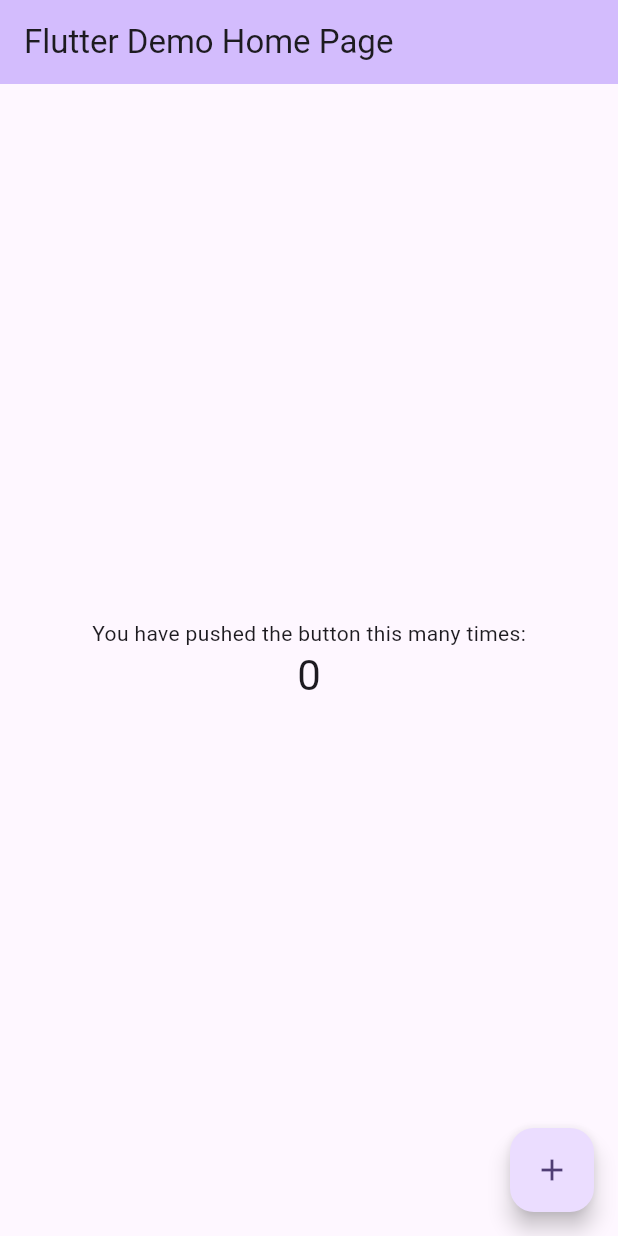
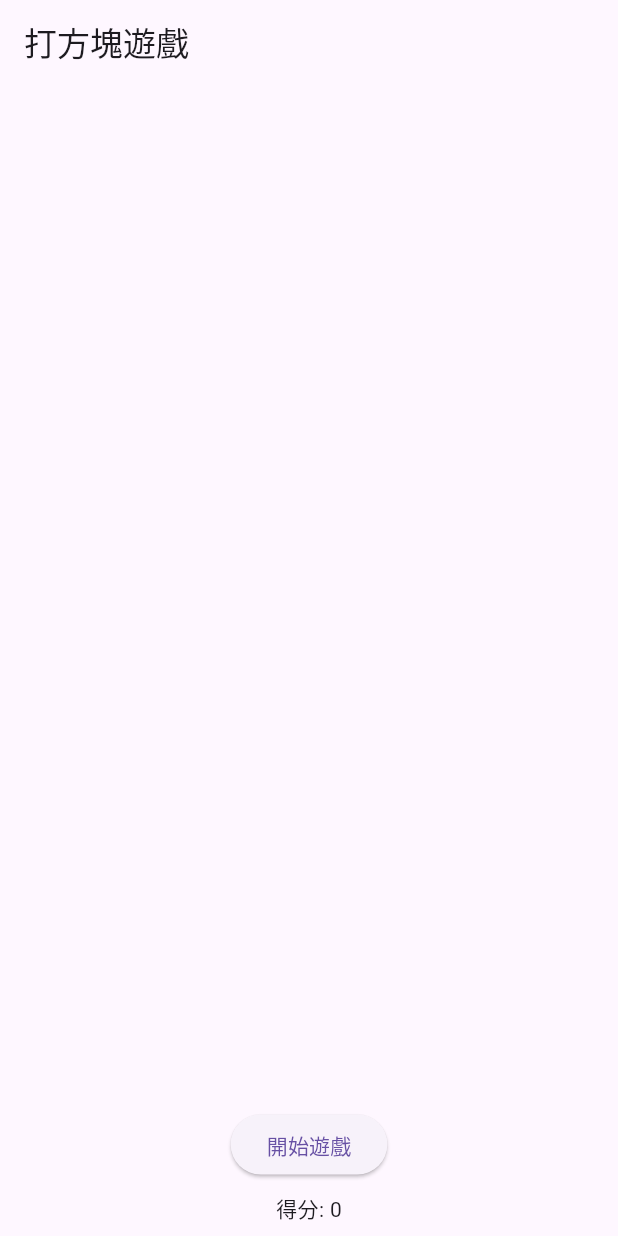
Before and after one commit to 1028ouo/ai_flutter_1, a Flutter app: the screen it shows after launch, on a phone screen of 412 x 824 dp. Run offline on Flutter 3.47's test engine with Material 3 defaults, Android fonts, the phone set to English and light mode, and no system bars.

Commit message:
重構應用程式以新增打方塊遊戲功能，包含計分、倒數計時及遊戲結束提示

```diff
--- a/lib/main.dart
+++ b/lib/main.dart
@@ -1,125 +1,186 @@
 import 'package:flutter/material.dart';
+import 'dart:async';
+import 'dart:math';
 
 void main() {
-  runApp(const MyApp());
+  runApp(MyApp());
 }
 
 class MyApp extends StatelessWidget {
-  const MyApp({super.key});
-
-  // This widget is the root of your application.
   @override
   Widget build(BuildContext context) {
     return MaterialApp(
-      title: 'Flutter Demo',
-      theme: ThemeData(
-        // This is the theme of your application.
-        //
-        // TRY THIS: Try running your application with "flutter run". You'll see
-        // the application has a purple toolbar. Then, without quitting the app,
-        // try changing the seedColor in the colorScheme below to Colors.green
-        // and then invoke "hot reload" (save your changes or press the "hot
-        // reload" button in a Flutter-supported IDE, or press "r" if you used
-        // the command line to start the app).
-        //
-        // Notice that the counter didn't reset back to zero; the application
-        // state is not lost during the reload. To reset the state, use hot
-        // restart instead.
-        //
-        // This works for code too, not just values: Most code changes can be
-        // tested with just a hot reload.
-        colorScheme: ColorScheme.fromSeed(seedColor: Colors.deepPurple),
-        useMaterial3: true,
-      ),
-      home: const MyHomePage(title: 'Flutter Demo Home Page'),
+      home: GamePage(),
     );
   }
 }
 
-class MyHomePage extends StatefulWidget {
-  const MyHomePage({super.key, required this.title});
+class GamePage extends StatefulWidget {
+  @override
+  _GamePageState createState() => _GamePageState();
+}
 
-  // This widget is the home page of your application. It is stateful, meaning
-  // that it has a State object (defined below) that contains fields that affect
-  // how it looks.
-
-  // This class is the configuration for the state. It holds the values (in this
-  // case the title) provided by the parent (in this case the App widget) and
-  // used by the build method of the State. Fields in a Widget subclass are
-  // always marked "final".
-
-  final String title;
+class _GamePageState extends State<GamePage> {
+  int score = 0;
+  Timer? gameTimer;
+  Timer? dropTimer;
+  Random random = Random();
+  List<List<int>> grid = [
+    [0, 1, 0],
+    [1, 0, 0],
+    [1, 0, 0],
+    [0, 1, 0],
+    [0, 0, 1],
+    [2, 2, 2]
+  ]; // 初始方塊位置
+  bool isGameOver = false;
+  bool isGameStarted = false;
+  final double blockHeight = 50.0; // 方塊高度
+  int remainingTime = 60; // 剩餘時間
 
   @override
-  State<MyHomePage> createState() => _MyHomePageState();
-}
+  void initState() {
+    super.initState();
+  }
 
-class _MyHomePageState extends State<MyHomePage> {
-  int _counter = 0;
+  void startGame() {
+    setState(() {
+      isGameStarted = true;
+      score = 0;
+      isGameOver = false;
+      remainingTime = 60;
+      grid = [
+        [0, 1, 0],
+        [1, 0, 0],
+        [1, 0, 0],
+        [0, 1, 0],
+        [0, 0, 1],
+        [2, 2, 2]
+      ]; // 初始化方塊位置
+    });
 
-  void _incrementCounter() {
+    gameTimer = Timer.periodic(Duration(seconds: 1), (timer) {
+      setState(() {
+        if (remainingTime > 0) {
+          remainingTime--;
+        } else {
+          isGameOver = true;
+          timer.cancel();
+          dropTimer?.cancel();
+          showDialog(
+            context: context,
+            builder: (context) => AlertDialog(
+              title: Text('遊戲結束'),
+              content: Text('你在一分鐘內消除了 $score 個方塊'),
+              actions: [
+                TextButton(
+                  onPressed: () {
+                    Navigator.of(context).pop();
+                    startGame();
+                  },
+                  child: Text('再來一次'),
+                ),
+              ],
+            ),
+          );
+        }
+      });
+    });
+  }
+
+  void onButtonPressed(int column) {
     setState(() {
-      // This call to setState tells the Flutter framework that something has
-      // changed in this State, which causes it to rerun the build method below
-      // so that the display can reflect the updated values. If we changed
-      // _counter without calling setState(), then the build method would not be
-      // called again, and so nothing would appear to happen.
-      _counter++;
+      if (grid[4][column] == 1) {
+        grid[4][column] = 0;
+        score++;
+        // 隨機生成新的方塊位置，確保每一列只有一個方塊
+        int newColumn = random.nextInt(3);
+        while (grid[0][newColumn] == 1) {
+          newColumn = random.nextInt(3);
+        }
+        grid.insert(0, [0, 0, 0]);
+        grid[0][newColumn] = 1;
+        grid.removeLast();
+      }
     });
   }
 
   @override
+  void dispose() {
+    gameTimer?.cancel();
+    dropTimer?.cancel();
+    super.dispose();
+  }
+
+  @override
   Widget build(BuildContext context) {
-    // This method is rerun every time setState is called, for instance as done
-    // by the _incrementCounter method above.
-    //
-    // The Flutter framework has been optimized to make rerunning build methods
-    // fast, so that you can just rebuild anything that needs updating rather
-    // than having to individually change instances of widgets.
     return Scaffold(
       appBar: AppBar(
-        // TRY THIS: Try changing the color here to a specific color (to
-        // Colors.amber, perhaps?) and trigger a hot reload to see the AppBar
-        // change color while the other colors stay the same.
-        backgroundColor: Theme.of(context).colorScheme.inversePrimary,
-        // Here we take the value from the MyHomePage object that was created by
-        // the App.build method, and use it to set our appbar title.
-        title: Text(widget.title),
+        title: Text('打方塊遊戲'),
       ),
-      body: Center(
-        // Center is a layout widget. It takes a single child and positions it
-        // in the middle of the parent.
-        child: Column(
-          // Column is also a layout widget. It takes a list of children and
-          // arranges them vertically. By default, it sizes itself to fit its
-          // children horizontally, and tries to be as tall as its parent.
-          //
-          // Column has various properties to control how it sizes itself and
-          // how it positions its children. Here we use mainAxisAlignment to
-          // center the children vertically; the main axis here is the vertical
-          // axis because Columns are vertical (the cross axis would be
-          // horizontal).
-          //
-          // TRY THIS: Invoke "debug painting" (choose the "Toggle Debug Paint"
-          // action in the IDE, or press "p" in the console), to see the
-          // wireframe for each widget.
-          mainAxisAlignment: MainAxisAlignment.center,
-          children: <Widget>[
-            const Text(
-              'You have pushed the button this many times:',
+      body: Column(
+        children: [
+          if (isGameStarted)
+            Padding(
+              padding: const EdgeInsets.all(8.0),
+              child: Align(
+                alignment: Alignment.topLeft,
+                child: Text('剩餘時間: $remainingTime 秒'),
+              ),
             ),
-            Text(
-              '$_counter',
-              style: Theme.of(context).textTheme.headlineMedium,
+          Expanded(
+            child: Stack(
+              children: [
+                if (isGameStarted)
+                  for (int i = 0; i < 5; i++)
+                    for (int j = 0; j < 3; j++)
+                      if (grid[i][j] == 1)
+                        Positioned(
+                          top: MediaQuery.of(context).size.height / 6 * i,
+                          left: MediaQuery.of(context).size.width / 3 * j,
+                          child: Container(
+                            width: MediaQuery.of(context).size.width / 3,
+                            height: blockHeight,
+                            color: Colors.red,
+                          ),
+                        ),
+              ],
             ),
-          ],
-        ),
+          ),
+          if (!isGameStarted)
+            ElevatedButton(
+              onPressed: startGame,
+              child: Text('開始遊戲'),
+            ),
+          if (isGameStarted)
+            Row(
+              children: [
+                Expanded(
+                  child: ElevatedButton(
+                    onPressed: () => onButtonPressed(0),
+                    child: Text('按鈕 1'),
+                  ),
+                ),
+                Expanded(
+                  child: ElevatedButton(
+                    onPressed: () => onButtonPressed(1),
+                    child: Text('按鈕 2'),
+                  ),
+                ),
+                Expanded(
+                  child: ElevatedButton(
+                    onPressed: () => onButtonPressed(2),
+                    child: Text('按鈕 3'),
+                  ),
+                ),
+              ],
+            ),
+          Padding(
+            padding: const EdgeInsets.all(8.0),
+            child: Text('得分: $score'),
+          ),
+        ],
       ),
-      floatingActionButton: FloatingActionButton(
-        onPressed: _incrementCounter,
-        tooltip: 'Increment',
-        child: const Icon(Icons.add),
-      ), // This trailing comma makes auto-formatting nicer for build methods.
     );
   }
 }
```
